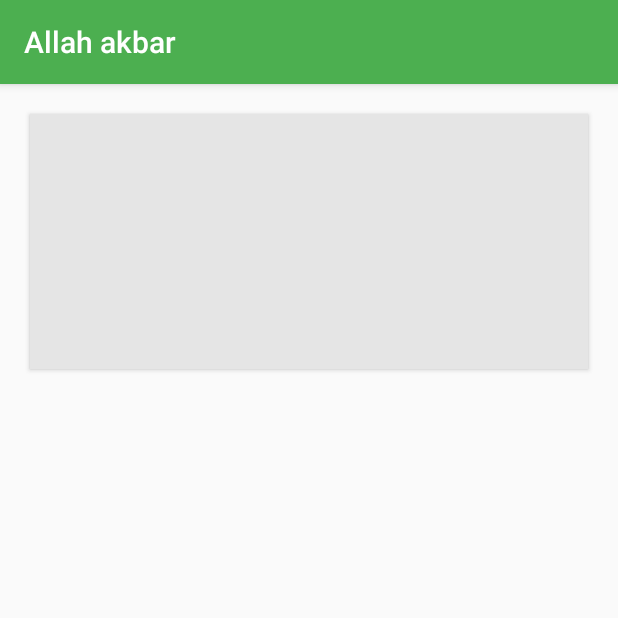
After one commit to tjerkw/Dumpert, an Android app: the ViewItem screen opened directly, with no data from a screen before it, on a phone screen of 412 x 824 dp, the top half of it. The commit adds this screen. Run offline under Robolectric (Android 15) with nearby library versions, the phone set to English and light mode, and no system bars; our stand-ins replace Picasso; network calls fail; pictures from the network do not load; 2 statements that could not run were skipped.

Commit message:
Add date, stats, roboto textviews, animations, item activity basics

```diff
--- a/Dumpert/build.gradle
+++ b/Dumpert/build.gradle
@@ -39,4 +39,5 @@ dependencies {
     compile 'com.android.support:cardview-v7:21.0.2'
     compile 'com.android.support:recyclerview-v7:21.0.2'
     compile 'com.squareup.picasso:picasso:2.4.0'
+    compile 'com.github.johnkil.android-robototextview:robototextview:2.2.0'
 }
--- a/Dumpert/src/main/AndroidManifest.xml
+++ b/Dumpert/src/main/AndroidManifest.xml
@@ -7,6 +7,10 @@
         android:icon="@drawable/ic_launcher"
         android:label="@string/app_name"
         android:theme="@style/Theme.Dumpert">
+        <activity
+            android:name="io.jari.dumpert.ViewItem"
+            android:label="Allah akbar">
+            </activity>
         <activity
             android:name="io.jari.dumpert.Main"
             android:label="@string/app_name" >
--- a/Dumpert/src/main/java/io/jari/dumpert/Main.java
+++ b/Dumpert/src/main/java/io/jari/dumpert/Main.java
@@ -75,7 +75,7 @@ public class Main extends Base {
                     runOnUiThread(new Runnable() {
                         @Override
                         public void run() {
-                            RecyclerView.Adapter cardAdapter = new CardAdapter(items, getApplicationContext());
+                            RecyclerView.Adapter cardAdapter = new CardAdapter(items, Main.this);
                             recyclerView.setAdapter(cardAdapter);
                         }
                     });
--- /dev/null
+++ b/Dumpert/src/main/java/io/jari/dumpert/ViewItem.java
@@ -0,0 +1,44 @@
+package io.jari.dumpert;
+
+import android.app.Activity;
+import android.content.Intent;
+import android.os.Bundle;
+import android.support.v4.app.ActivityCompat;
+import android.support.v4.app.ActivityOptionsCompat;
+import android.support.v4.view.ViewCompat;
+import android.support.v7.widget.Toolbar;
+import android.view.View;
+import android.widget.ImageView;
+import com.squareup.picasso.Picasso;
+import io.jari.dumpert.api.Item;
+
+/**
+ * JARI.IO
+ * Date: 12-12-14
+ * Time: 14:50
+ */
+public class ViewItem extends Base {
+
+    Item item;
+
+    public void onCreate(Bundle savedInstanceState) {
+        super.onCreate(savedInstanceState);
+        setContentView(R.layout.item);
+
+        ImageView itemImage = (ImageView)findViewById(R.id.item_image);
+        item = (Item)getIntent().getSerializableExtra("item");
+        ViewCompat.setTransitionName(itemImage, "item");
+        Picasso.with(this).load(item.imageUrl).into(itemImage);
+
+//        Toolbar toolbar = (Toolbar) findViewById(R.id.toolbar);
+//        setSupportActionBar(toolbar);
+        getSupportActionBar().setTitle(item.title);
+    }
+
+    public static void launch(Activity activity, View transitionView, Item item) {
+        ActivityOptionsCompat options = ActivityOptionsCompat.makeSceneTransitionAnimation(activity, transitionView, "item");
+        Intent intent = new Intent(activity, ViewItem.class);
+        intent.putExtra("item",  item);
+        ActivityCompat.startActivity(activity, intent, options.toBundle());
+    }
+}
--- a/Dumpert/src/main/java/io/jari/dumpert/api/API.java
+++ b/Dumpert/src/main/java/io/jari/dumpert/api/API.java
@@ -28,6 +28,8 @@ public class API {
             item.title = element.select("h1").first().text();
             item.description = element.select("p.description").first().text();
             item.thumbUrl = element.select("img").first().attr("src");
+            item.date = element.select("date").first().text();
+            item.stats = element.select("p.stats").first().text();
             item.photo = element.select(".foto").size() > 0;
             item.video = element.select(".video").size() > 0;
             if(item.video)
--- a/Dumpert/src/main/java/io/jari/dumpert/api/Item.java
+++ b/Dumpert/src/main/java/io/jari/dumpert/api/Item.java
@@ -1,11 +1,13 @@
 package io.jari.dumpert.api;
+
+import java.io.Serializable;
 
 /**
  * JARI.IO
  * Date: 11-12-14
  * Time: 22:17
  */
-public class Item {
+public class Item implements Serializable {
     public String title;
     public boolean photo;
     public boolean video;
@@ -13,4 +15,6 @@ public class Item {
     public String imageUrl;
     public String url;
     public String description;
+    public String date;
+    public String stats;
 }
--- /dev/null
+++ b/Dumpert/src/main/res/layout/item.xml
@@ -0,0 +1,28 @@
+<?xml version="1.0" encoding="utf-8"?>
+<LinearLayout xmlns:android="http://schemas.android.com/apk/res/android"
+              android:orientation="vertical"
+              android:layout_width="match_parent"
+              android:layout_height="match_parent">
+
+
+    <!--<android.support.v7.widget.Toolbar-->
+        <!--android:id="@+id/toolbar"-->
+        <!--android:layout_height="wrap_content"-->
+        <!--android:layout_width="match_parent"-->
+        <!--android:minHeight="150dp"-->
+        <!--android:background="?attr/colorPrimary" />-->
+
+    <ImageView
+        android:layout_width="fill_parent"
+        android:layout_height="wrap_content"
+        android:id="@+id/item_image"
+        android:layout_marginLeft="20dp"
+        android:layout_marginRight="20dp"
+        android:background="@color/gray_bg"
+        android:scaleType="fitXY"
+        android:minHeight="170dp"
+        android:maxHeight="170dp"
+        android:elevation="2dp"
+        android:layout_marginTop="20dp"/>
+
+</LinearLayout>
--- a/Dumpert/src/main/res/values/styles.xml
+++ b/Dumpert/src/main/res/values/styles.xml
@@ -1,18 +1,8 @@
 <resources>
 
-    <style name="Theme.Dumpert" parent="Theme.AppCompat.Light">
+    <style name="Theme.Dumpert" parent="Theme.AppCompat.Light.DarkActionBar">
         <item name="colorPrimary">@color/green</item>
         <item name="colorPrimaryDark">@color/green_accent</item>
         <item name="colorAccent">@color/green_accent</item>
-        <item name="actionBarStyle">@style/Theme.Dumpert.ABStyle</item>
     </style>
-
-    <style name="Theme.Dumpert.ABStyle" parent="@style/Widget.AppCompat.ActionBar.Solid">
-        <item name="titleTextStyle">@style/Theme.Dumpert.ABStyle.Title</item>
-    </style>
-
-    <style name="Theme.Dumpert.ABStyle.Title" parent="@style/TextAppearance.AppCompat.Widget.ActionBar.Title">
-        <item name="android:textColor">@android:color/white</item>
-    </style>
-
 </resources>
```
Also changed, not shown: Dumpert/src/main/java/io/jari/dumpert/CardAdapter.java (+20 -4 lines), Dumpert/src/main/res/layout/card.xml (+51 -4 lines), Dumpert/src/main/res/drawable-hdpi/ic_launcher.png, Dumpert/src/main/res/drawable-mdpi/ic_launcher.png, Dumpert/src/main/res/drawable-xhdpi/ic_launcher.png, Dumpert/src/main/res/drawable-xxhdpi/ic_launcher.png, 2 other files.
